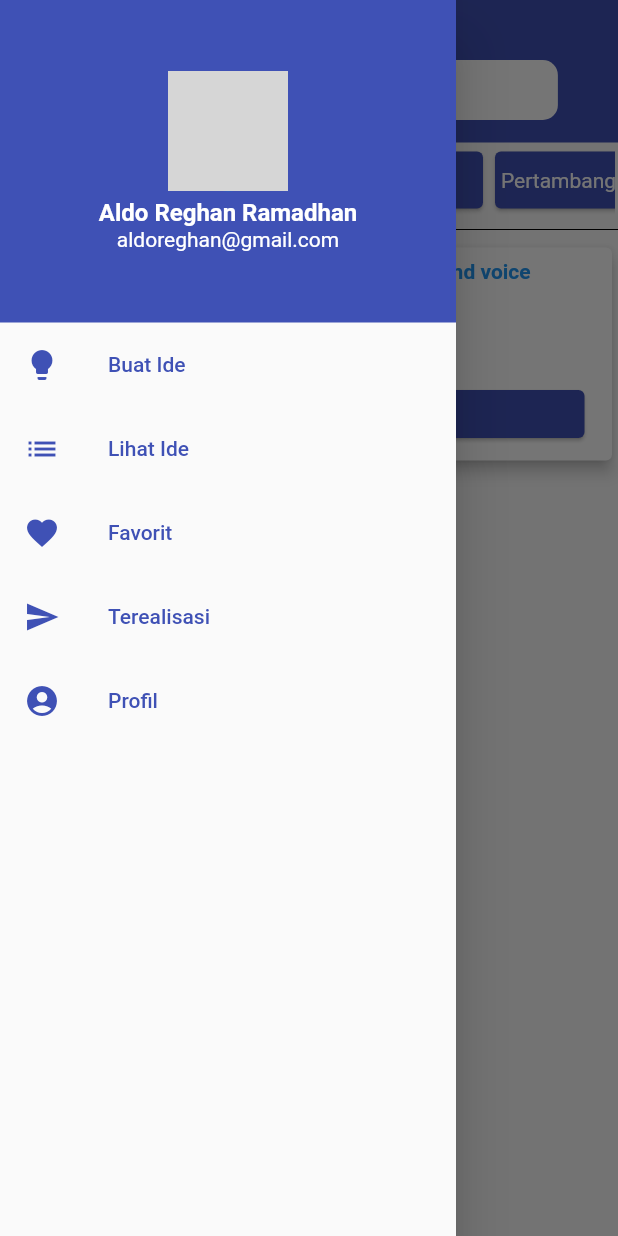
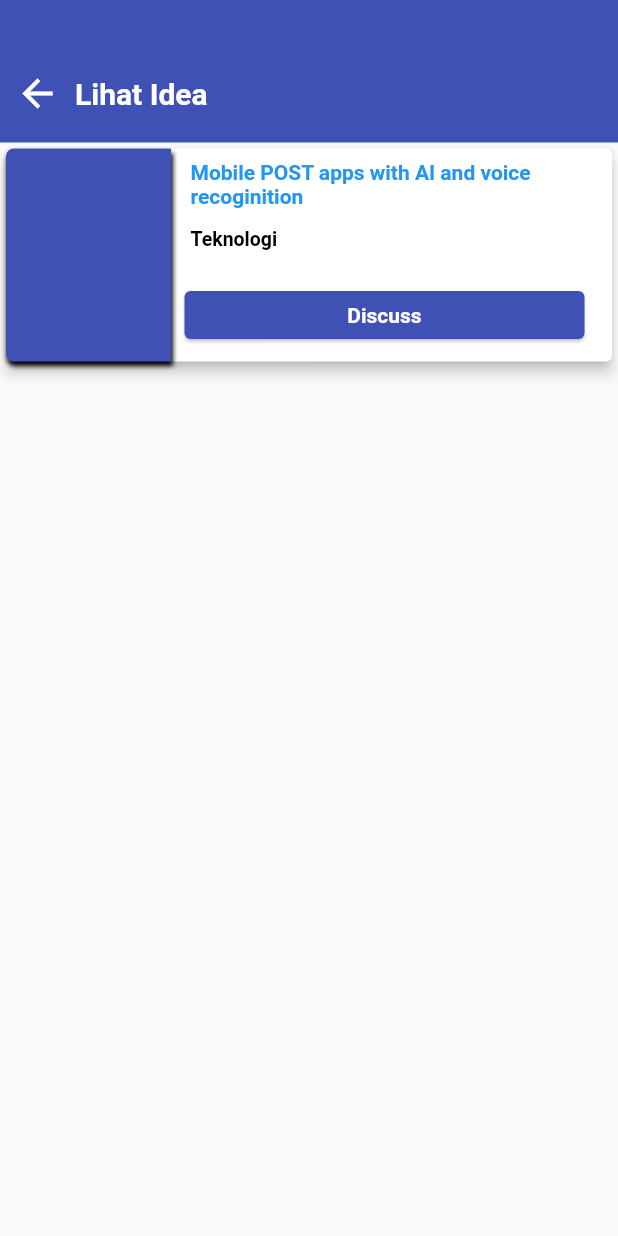
Before and after one commit to AldoReghan/IDEAShare, a Flutter app: the screen it shows after launch, after a tap on the "list" icon, after a tap on "Discuss", on a phone screen of 412 x 824 dp. Run offline on Flutter 3.47's test engine with Material 2 defaults, Android fonts, the phone set to English and light mode, and no system bars; network calls fail; grey boxes are pictures that could not be loaded.

Commit message:
add new page

```diff
--- a/lib/component/basicAppBar.dart
+++ b/lib/component/basicAppBar.dart
@@ -34,7 +34,7 @@ Widget basicAppBar(BuildContext context, GlobalKey<ScaffoldState> globalKey, Str
                 Spacer(),
                 Container(
                     margin: EdgeInsets.only(bottom: 10, right: 10),
-                    child: Icon(
+                    child: detail != 'Detail Page' ? Container() : Icon(
                       Icons.favorite,
                       color: Colors.red,
                     )),
--- a/lib/component/drawer.dart
+++ b/lib/component/drawer.dart
@@ -42,26 +42,29 @@ buildDrawer(BuildContext context) {
         ),
         leading: Icon(Icons.lightbulb, color: Colors.indigo),
       ),
-      ListTile(
+      GestureDetector(
+        onTap: () => {
+          Navigator.pushNamed(context,'/lihatIdea')
+        },
+        child: ListTile(
           title: Text(
             "Lihat Ide",
             style: TextStyle(color: Colors.indigo),
           ),
           leading: Icon(Icons.list, color: Colors.indigo),
         ),
-      ListTile(
+      ),
+      GestureDetector(
+        onTap: () => {
+          Navigator.pushNamed(context,'/favoritIdea')
+        },
+        child: ListTile(
           title: Text(
             "Favorit",
             style: TextStyle(color: Colors.indigo),
           ),
           leading: Icon(Icons.favorite, color: Colors.indigo),
         ),
-      ListTile(
-        title: Text(
-          "Terealisasi",
-          style: TextStyle(color: Colors.indigo),
-        ),
-        leading: Icon(Icons.send, color: Colors.indigo),
       ),
       ListTile(
         title: Text(
@@ -70,6 +73,17 @@ buildDrawer(BuildContext context) {
         ),
         leading: Icon(Icons.account_circle, color: Colors.indigo),
       ),
+      Padding(
+        padding: const EdgeInsets.only(left:8.0, right: 8.0),
+        child: Divider(color: Colors.indigo,),
+      ),
+      ListTile(
+        title: Text(
+          "Logout",
+          style: TextStyle(color: Colors.indigo),
+        ),
+        leading: Icon(Icons.logout, color: Colors.indigo),
+      ),
     ],
   ));
 }
--- a/lib/main.dart
+++ b/lib/main.dart
@@ -1,7 +1,9 @@
 import 'package:flutter/material.dart';
 import 'package:ideashare/pages/detail_idea.dart';
+import 'package:ideashare/pages/favorit_idea.dart';
 import 'package:ideashare/pages/home.dart';
 import 'package:flutter/services.dart';
+import 'package:ideashare/pages/lihat_idea.dart';
 
 void main() {
   SystemChrome.setSystemUIOverlayStyle(
@@ -17,7 +19,9 @@ class MyApp extends StatelessWidget {
       home: Home(),
       initialRoute: '/',
       routes: {
-        '/detailIdea':(context)=>DetailIdeaPage()
+        '/detailIdea':(context)=>DetailIdeaPage(),
+        '/favoritIdea':(context)=>FavoritIdeaPage(),
+        '/lihatIdea':(context)=>LihatIdea()
       },
       debugShowCheckedModeBanner: false,
     );
--- /dev/null
+++ b/lib/pages/lihat_idea.dart
@@ -0,0 +1,51 @@
+import 'package:flutter/material.dart';
+import 'package:ideashare/component/basicAppBar.dart';
+import 'package:ideashare/component/cardItem.dart';
+
+class MyApp extends StatelessWidget {
+  @override
+  Widget build(BuildContext context) {
+    return MaterialApp(
+      title: 'lihat idea',
+      home: LihatIdea(),
+    );
+  }
+}
+
+class LihatIdea extends StatefulWidget {
+  @override
+  _LihatIdeaState createState() => _LihatIdeaState();
+}
+
+class _LihatIdeaState extends State<LihatIdea> {
+
+  GlobalKey<ScaffoldState> _key = GlobalKey();
+
+  gridViewItem() {
+    double height = MediaQuery.of(context).size.height;
+    return Container(
+      height: height - kToolbarHeight * 2.9,
+      child: ListView(
+        padding: EdgeInsets.only(bottom: 4),
+        children: [
+          cardItem(
+              context,
+              1,
+              'Mobile POST apps with AI and voice recoginition',
+              'Teknologi',
+              'c')
+        ],
+      ),
+    );
+  }
+
+  @override
+  Widget build(BuildContext context) {
+    return Scaffold(
+      body: Column(children: [
+        basicAppBar(context,_key,'Lihat Idea'),
+        gridViewItem()
+      ],),
+    );
+  }
+}
```
Also changed, not shown: lib/pages/favorit_idea.dart (added, +54 -0 lines), lib/pages/profil_page.dart (added, +25 -0 lines). Lines whose indentation alone changed are shown as unchanged.
